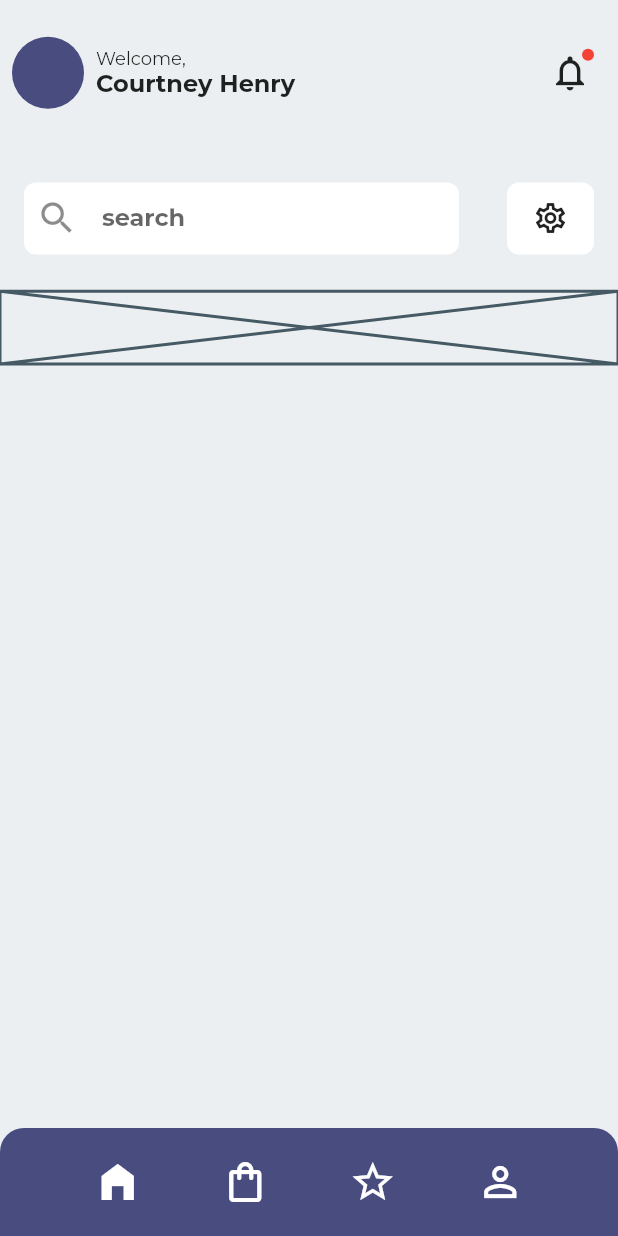
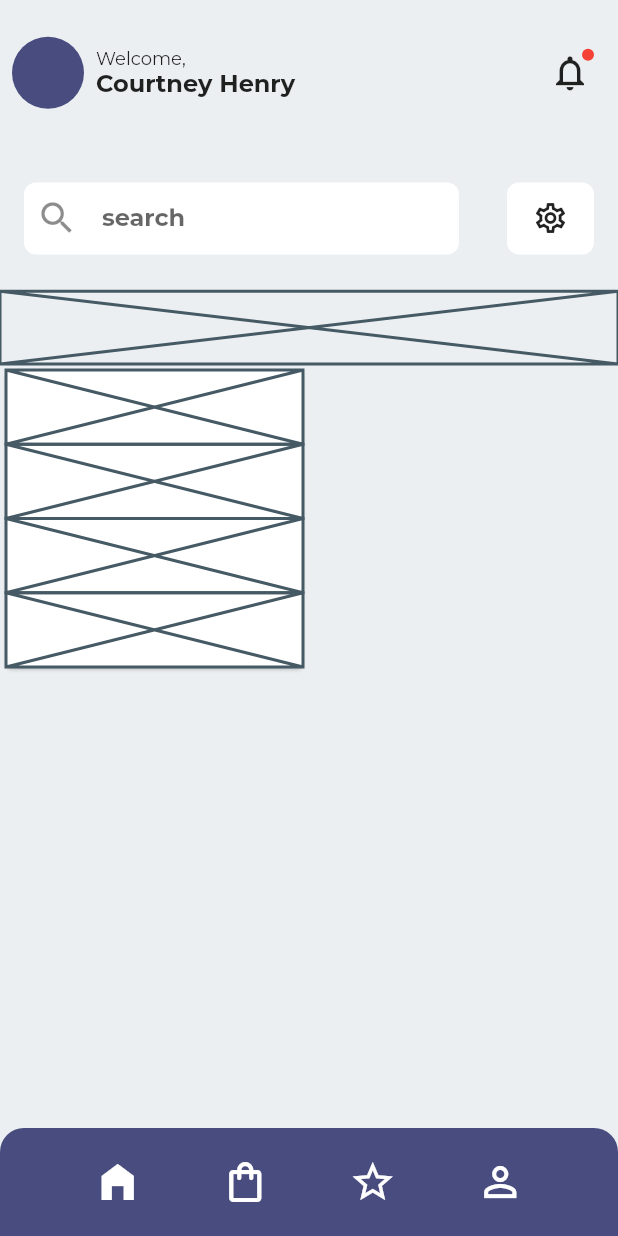
Before and after one commit to JAICHANGPARK/flutter_notebook_11th_story, a Flutter app: the screen it shows after launch, on a phone screen of 412 x 824 dp. Run offline on Flutter 3.47's test engine with Material 2 defaults, Android fonts, the phone set to English and light mode, and no system bars; our stand-ins replace backdrop, badges, flutter_inner_drawer, flutter_slidable, flutter_swiper, google_fonts.

Commit message:
Update furniture_home_page.dart

```diff
--- a/lib/ep735_furniture_app/ui/furniture_home_page.dart
+++ b/lib/ep735_furniture_app/ui/furniture_home_page.dart
@@ -127,11 +127,25 @@ class _FurnitureHomePageState extends State<FurnitureHomePage> {
                         ),
                       )),
                   Expanded(flex: 1, child: Placeholder()),
-                  Expanded(flex: 10, child: GridView.count(crossAxisCount: 2,
-                    children: [
+                  Expanded(
+                    flex: 10,
+                    child: GridView.count(
+                      crossAxisCount: 2,
+                      children: [
+                        Card(
+                          child: Column(
+                            children: [
+                              Expanded(child: Placeholder()),
+                              Expanded(child: Placeholder()),
+                              Expanded(child: Placeholder()),
+                              Expanded(child: Placeholder()),
+                            ],
+                          ),
+                        )
 
-                    ],
-                  ),),
+                      ],
+                    ),
+                  ),
                 ],
               ),
             ),
```
